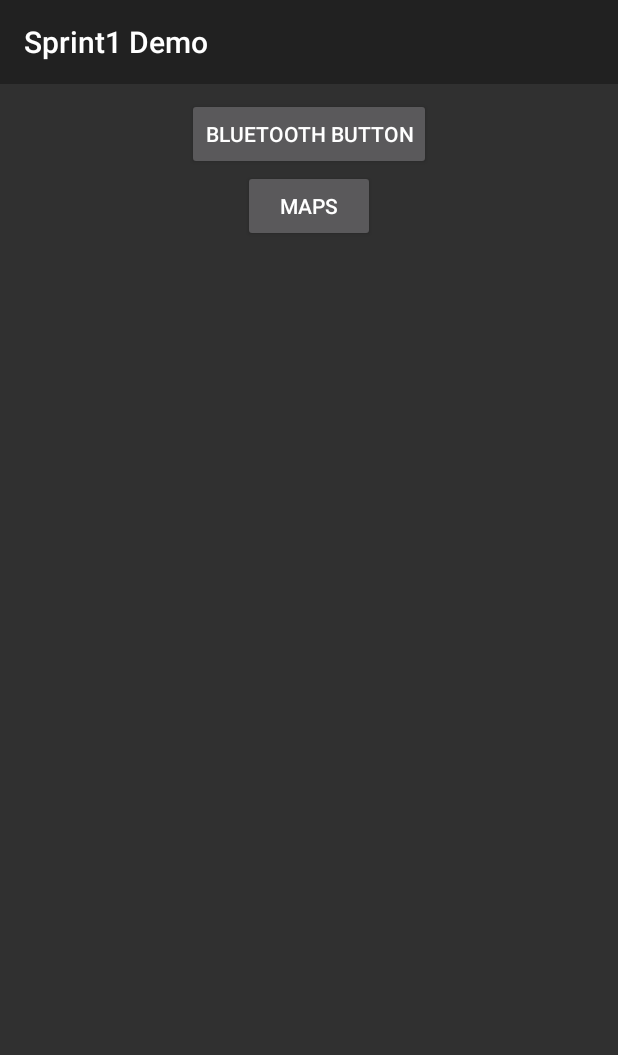
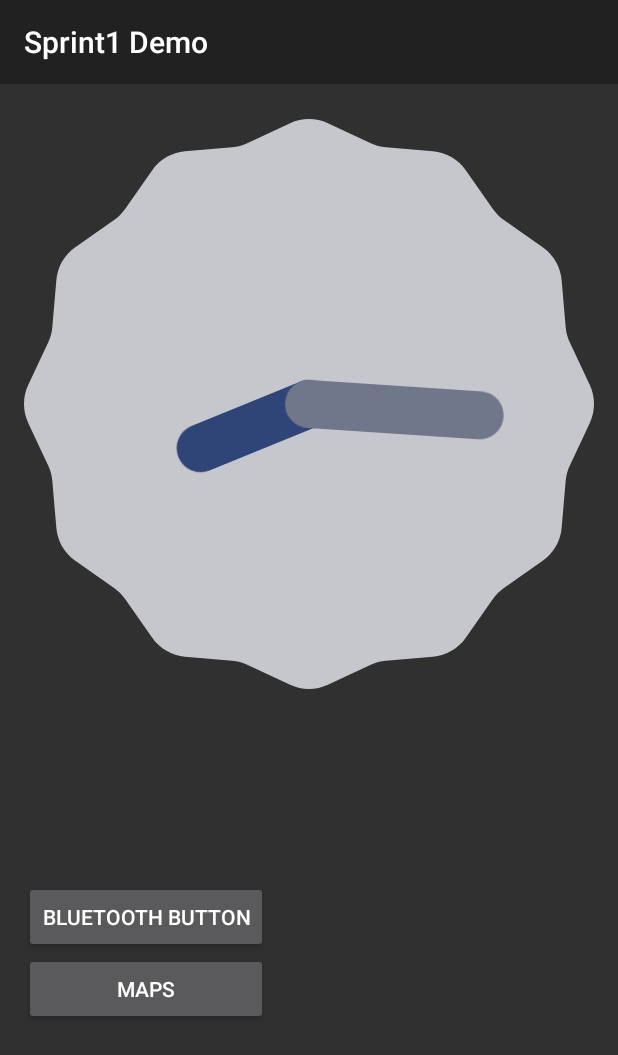
Before and after one commit to bchen229/CPEN391Android, an Android app: the screen it shows after launch (MainActivity), on a phone screen of 412 x 824 dp. Shown: the top 1055 px of the screen. Run offline under Robolectric (Android 15) with nearby library versions, the phone set to English and light mode, and no system bars.

```diff
--- a/app/src/main/res/layout/activity_my_blue_tooth_attempt.xml
+++ b/app/src/main/res/layout/activity_my_blue_tooth_attempt.xml
@@ -4,7 +4,7 @@
     android:layout_width="match_parent"
     android:layout_height="match_parent"
     android:gravity="center"
-    android:background="@color/darkred">
+    android:background="@android:color/background_dark">
 
     <!-- Paired Devices -->
     <TextView
@@ -22,7 +22,7 @@
         android:layout_width="wrap_content"
         android:layout_height="0dp"
         android:layout_weight="2"
-        android:background="#FFFFFF"
+        android:background="@color/primary_material_dark"
         android:padding="0dp">
     </ListView>
 
@@ -42,7 +42,7 @@
         android:layout_width="wrap_content"
         android:layout_height="0dp"
         android:layout_weight="2"
-        android:background="#FFFFFF"
+        android:background="@color/primary_material_dark"
         android:padding="0dp">
     </ListView>
 
--- a/app/src/main/res/layout/content_main.xml
+++ b/app/src/main/res/layout/content_main.xml
@@ -12,14 +12,33 @@
     tools:context="com.example.brian.thebluetooth.MainActivity"
     tools:showIn="@layout/activity_main">
 
+
     <Button
         android:layout_width="wrap_content"
         android:layout_height="wrap_content"
         android:text="@string/bluetooth_button"
         android:id="@+id/button_bluetooth"
-        android:layout_marginTop="49dp"
+        android:layout_marginTop="128dp"
+        android:layout_below="@+id/analogClock"
+        android:layout_alignParentStart="true" />
+
+    <!--<Button-->
+        <!--android:layout_width="wrap_content"-->
+        <!--android:layout_height="wrap_content"-->
+        <!--android:text="Message"-->
+        <!--android:id="@+id/button3"-->
+        <!--android:layout_alignBaseline="@+id/button2"-->
+        <!--android:layout_alignBottom="@+id/button2"-->
+        <!--android:layout_alignEnd="@+id/analogClock"-->
+        <!--android:layout_toEndOf="@+id/button" />-->
+
+    <AnalogClock
+        android:layout_width="wrap_content"
+        android:layout_height="wrap_content"
+        android:id="@+id/analogClock"
+        android:layout_marginTop="63dp"
         android:layout_alignParentTop="true"
-        android:layout_centerHorizontal="true" />
+        android:layout_alignParentEnd="true" />
 
     <Button
         android:layout_width="wrap_content"
@@ -27,6 +46,7 @@
         android:text="Maps"
         android:id="@+id/button_maps"
         android:layout_below="@+id/button_bluetooth"
-        android:layout_centerHorizontal="true" />
+        android:layout_alignEnd="@+id/button_bluetooth"
+        android:layout_alignParentStart="true" />
 
 </RelativeLayout>
```
